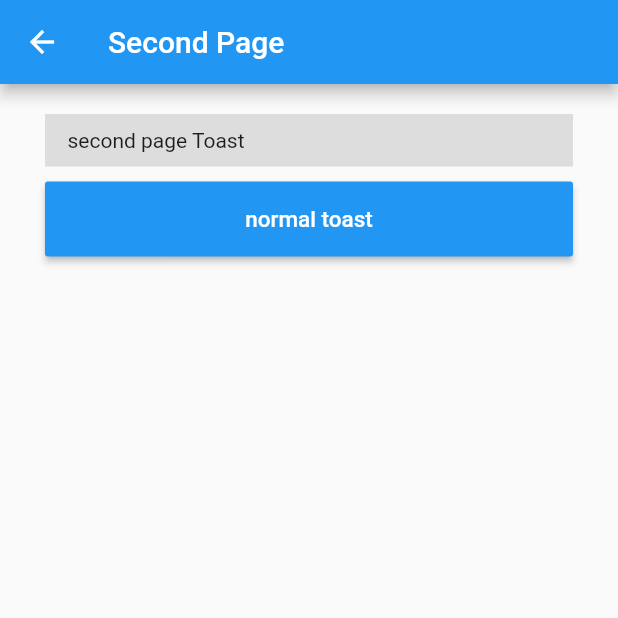
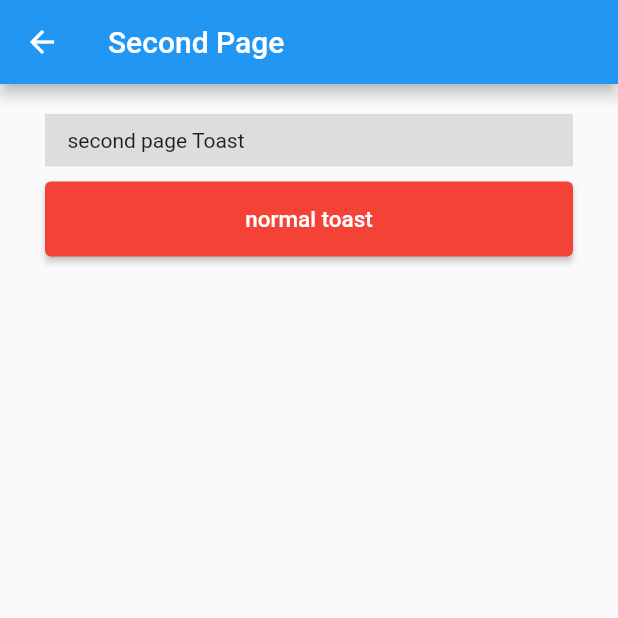
Before and after one commit to JackJonson/flutter_styled_toast, a Flutter app: the SecondPage screen opened directly, on a phone screen of 412 x 824 dp, the top half of it. Run offline on Flutter 3.47's test engine with Material 2 defaults, Android fonts, the phone set to English and light mode, and no system bars.

Commit message:
Migrate example to null safety.

```diff
--- a/example/lib/main.dart
+++ b/example/lib/main.dart
@@ -71,11 +71,11 @@ class _MyAppState extends State<MyApp> {
 // The StatefulWidget's job is to take in some data and create a State class.
 // In this case, the Widget takes a title, and creates a _MyHomePageState.
 class MyHomePage extends StatefulWidget {
-  final String title;
+  final String? title;
 
-  final VoidCallback onSetting;
+  final VoidCallback? onSetting;
 
-  MyHomePage({Key key, this.title, this.onSetting}) : super(key: key);
+  MyHomePage({Key? key, this.title, this.onSetting}) : super(key: key);
 
   @override
   _MyHomePageState createState() => _MyHomePageState();
@@ -91,9 +91,9 @@ class _MyHomePageState extends State<MyHomePage>
 
   TextEditingController controller = TextEditingController();
 
-  AnimationController mController;
+  late AnimationController mController;
 
-  AnimationController mReverseController;
+  late AnimationController mReverseController;
 
   @override
   void initState() {
@@ -108,7 +108,7 @@ class _MyHomePageState extends State<MyHomePage>
   Widget build(BuildContext context) {
     return Scaffold(
       appBar: AppBar(
-        title: Text(widget.title),
+        title: Text(widget.title ?? ''),
         actions: <Widget>[
           IconButton(
             icon: Icon(Icons.settings),
@@ -831,9 +831,9 @@ class _MyHomePageState extends State<MyHomePage>
 // The StatefulWidget's job is to take in some data and create a State class.
 // In this case, the Widget takes a title, and creates a _MyHomePageState.
 class SecondPage extends StatefulWidget {
-  final String title;
+  final String? title;
 
-  SecondPage({Key key, this.title}) : super(key: key);
+  SecondPage({Key? key, this.title}) : super(key: key);
 
   @override
   _SecondPageState createState() => _SecondPageState();
@@ -846,6 +846,20 @@ class _SecondPageState extends State<SecondPage> {
 
   @override
   Widget build(BuildContext context) {
+    Color getColor(Set<MaterialState> states) {
+      const Set<MaterialState> interactiveStates = <MaterialState>{
+        MaterialState.pressed,
+        MaterialState.hovered,
+        MaterialState.focused,
+      };
+      if (states.any(interactiveStates.contains)) {
+        return Colors.blue;
+      }
+      return Colors.red;
+    }
+
+    ;
+
     return Scaffold(
       appBar: AppBar(
         title: Text(widget.title ?? 'Second Page'),
@@ -865,13 +879,14 @@ class _SecondPageState extends State<SecondPage> {
             Container(
               height: 50.0,
               margin: EdgeInsets.only(bottom: 20.0),
-              child: RaisedButton(
+              child: ElevatedButton(
                 onPressed: () {
                   showToast(
                     'This is normal toast',
                   );
                 },
-                color: Colors.blue,
+                style: ButtonStyle(
+                    backgroundColor: MaterialStateProperty.resolveWith(getColor)),
                 child: Text(
                   "normal toast",
                   style: TextStyle(fontSize: 15.0, color: Colors.white),
--- a/example/pubspec.yaml
+++ b/example/pubspec.yaml
@@ -14,7 +14,7 @@ description: A new Flutter application.
 version: 0.1.1+11
 
 environment:
-  sdk: ">=2.1.0 <3.0.0"
+  sdk: ">=2.12.0 <3.0.0"
 
 dependencies:
   flutter:
```
Also changed, not shown: example/lib/custom_toast_content_widget.dart (+27 -27 lines).
